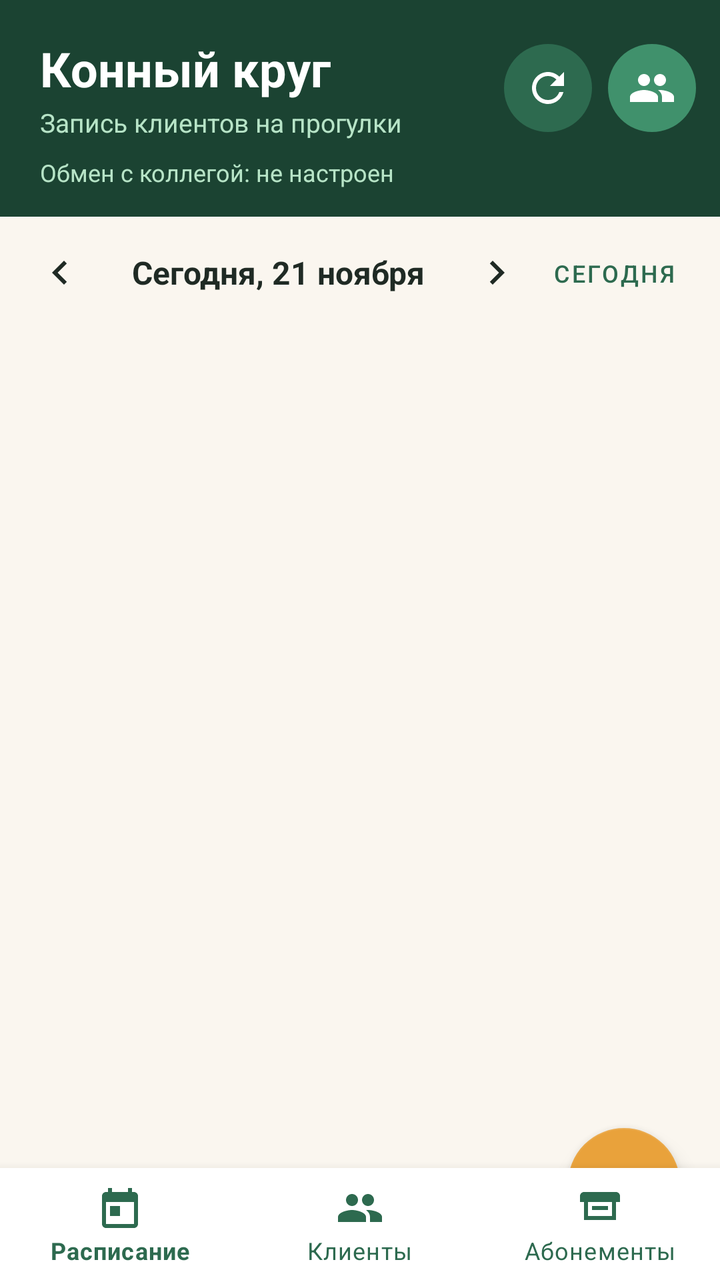
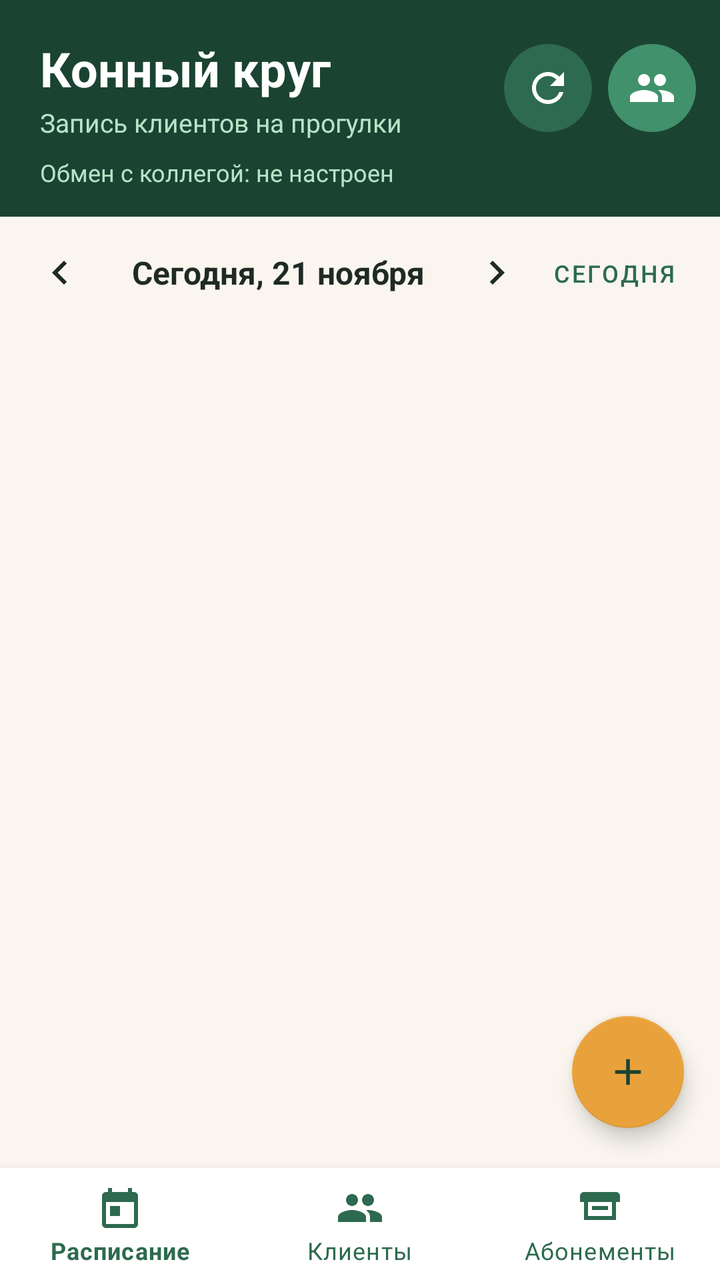

Compare the two renders of this Android layout. The source of the first and the diff that turns it into the second are given below.
<!-- AndroidManifest.xml: application theme Theme.KonnyKrug -->
<!-- res/layout/activity_main.xml -->
<?xml version="1.0" encoding="utf-8"?>
<androidx.coordinatorlayout.widget.CoordinatorLayout
    xmlns:android="http://schemas.android.com/apk/res/android"
    xmlns:app="http://schemas.android.com/apk/res-auto"
    android:layout_width="match_parent"
    android:layout_height="match_parent"
    android:background="@color/sand_50">

    <LinearLayout
        android:layout_width="match_parent"
        android:layout_height="match_parent"
        android:orientation="vertical">

        
        <LinearLayout
            android:layout_width="match_parent"
            android:layout_height="wrap_content"
            android:orientation="vertical"
            android:background="@color/green_900"
            android:paddingStart="20dp"
            android:paddingEnd="12dp"
            android:paddingTop="18dp"
            android:paddingBottom="14dp">

            <LinearLayout
                android:layout_width="match_parent"
                android:layout_height="wrap_content"
                android:orientation="horizontal"
                android:gravity="center_vertical">

                <LinearLayout
                    android:layout_width="0dp"
                    android:layout_height="wrap_content"
                    android:layout_weight="1"
                    android:orientation="vertical">

                    <TextView
                        android:id="@+id/title"
                        android:layout_width="wrap_content"
                        android:layout_height="wrap_content"
                        android:text="Конный круг"
                        android:textColor="@color/white"
                        android:textSize="24sp"
                        android:textStyle="bold" />

                    <TextView
                        android:id="@+id/subtitle"
                        android:layout_width="wrap_content"
                        android:layout_height="wrap_content"
                        android:layout_marginTop="2dp"
                        android:text="Запись клиентов на прогулки"
                        android:textColor="#B7E4C7"
                        android:textSize="13sp" />
                </LinearLayout>

                <ImageButton
                    android:id="@+id/btnSync"
                    android:layout_width="44dp"
                    android:layout_height="44dp"
                    android:background="@drawable/dot"
                    android:backgroundTint="#2D6A4F"
                    android:src="@drawable/ic_refresh"
                    android:contentDescription="Синхронизация" />

                <ImageButton
                    android:id="@+id/btnMe"
                    android:layout_width="44dp"
                    android:layout_height="44dp"
                    android:layout_marginStart="8dp"
                    android:background="@drawable/dot"
                    android:backgroundTint="#40916C"
                    android:src="@drawable/ic_clients"
                    android:contentDescription="Мой профиль" />
            </LinearLayout>

            <TextView
                android:id="@+id/syncState"
                android:layout_width="wrap_content"
                android:layout_height="wrap_content"
                android:layout_marginTop="8dp"
                android:text="Обмен с коллегой: не настроен"
                android:textColor="#B7E4C7"
                android:textSize="12sp" />
        </LinearLayout>

        
        <LinearLayout
            android:id="@+id/screenSchedule"
            android:layout_width="match_parent"
            android:layout_height="0dp"
            android:layout_weight="1"
            android:orientation="vertical">

            <LinearLayout
                android:layout_width="match_parent"
                android:layout_height="wrap_content"
                android:orientation="horizontal"
                android:gravity="center_vertical"
                android:paddingStart="12dp"
                android:paddingEnd="12dp"
                android:paddingTop="10dp"
                android:paddingBottom="6dp">

                <ImageButton
                    android:id="@+id/btnPrev"
                    android:layout_width="36dp"
                    android:layout_height="36dp"
                    android:background="?attr/selectableItemBackgroundBorderless"
                    android:src="@drawable/ic_left"
                    android:tint="@color/text_primary"
                    android:contentDescription="Назад" />

                <TextView
                    android:id="@+id/dateLabel"
                    android:layout_width="0dp"
                    android:layout_height="wrap_content"
                    android:layout_weight="1"
                    android:gravity="center"
                    android:text="Сегодня, 21 ноября"
                    android:textColor="@color/text_primary"
                    android:textSize="16sp"
                    android:textStyle="bold" />

                <ImageButton
                    android:id="@+id/btnNext"
                    android:layout_width="36dp"
                    android:layout_height="36dp"
                    android:background="?attr/selectableItemBackgroundBorderless"
                    android:src="@drawable/ic_right"
                    android:tint="@color/text_primary"
                    android:contentDescription="Вперёд" />

                <Button
                    android:id="@+id/btnToday"
                    style="@style/Widget.MaterialComponents.Button.TextButton"
                    android:layout_width="wrap_content"
                    android:layout_height="36dp"
                    android:minWidth="0dp"
                    android:paddingStart="10dp"
                    android:paddingEnd="10dp"
                    android:text="Сегодня"
                    android:textColor="@color/green_700"
                    android:textSize="12sp" />
            </LinearLayout>

            <HorizontalScrollView
                android:layout_width="match_parent"
                android:layout_height="wrap_content"
                android:scrollbars="none"
                android:paddingStart="12dp"
                android:paddingEnd="12dp"
                android:paddingBottom="6dp">

                <LinearLayout
                    android:id="@+id/weekStrip"
                    android:layout_width="wrap_content"
                    android:layout_height="wrap_content"
                    android:orientation="horizontal" />
            </HorizontalScrollView>

            <FrameLayout
                android:layout_width="match_parent"
                android:layout_height="0dp"
                android:layout_weight="1">

                <androidx.recyclerview.widget.RecyclerView
                    android:id="@+id/listLessons"
                    android:layout_width="match_parent"
                    android:layout_height="match_parent"
                    android:clipToPadding="false"
                    android:paddingStart="12dp"
                    android:paddingEnd="12dp"
                    android:paddingTop="4dp"
                    android:paddingBottom="88dp" />

                <TextView
                    android:id="@+id/emptyLessons"
                    android:layout_width="match_parent"
                    android:layout_height="wrap_content"
                    android:layout_gravity="center"
                    android:gravity="center"
                    android:padding="32dp"
                    android:text="На этот день записей нет.\nНажмите «+», чтобы записать клиента."
                    android:textColor="@color/text_secondary"
                    android:textSize="14sp"
                    android:visibility="gone" />
            </FrameLayout>
        </LinearLayout>

        
        <LinearLayout
            android:id="@+id/screenClients"
            android:layout_width="match_parent"
            android:layout_height="0dp"
            android:layout_weight="1"
            android:orientation="vertical"
            android:visibility="gone">

            <androidx.recyclerview.widget.RecyclerView
                android:id="@+id/listClients"
                android:layout_width="match_parent"
                android:layout_height="match_parent"
                android:clipToPadding="false"
                android:paddingStart="12dp"
                android:paddingEnd="12dp"
                android:paddingTop="12dp"
                android:paddingBottom="88dp" />
        </LinearLayout>

        
        <LinearLayout
            android:id="@+id/screenSubs"
            android:layout_width="match_parent"
            android:layout_height="0dp"
            android:layout_weight="1"
            android:orientation="vertical"
            android:visibility="gone">

            <androidx.recyclerview.widget.RecyclerView
                android:id="@+id/listSubs"
                android:layout_width="match_parent"
                android:layout_height="match_parent"
                android:clipToPadding="false"
                android:paddingStart="12dp"
                android:paddingEnd="12dp"
                android:paddingTop="12dp"
                android:paddingBottom="88dp" />
        </LinearLayout>
    </LinearLayout>

    <com.google.android.material.floatingactionbutton.FloatingActionButton
        android:id="@+id/fab"
        android:layout_width="wrap_content"
        android:layout_height="wrap_content"
        android:layout_gravity="bottom|end"
        android:layout_margin="20dp"
        android:contentDescription="Добавить"
        android:src="@drawable/ic_add"
        app:backgroundTint="@color/amber_600"
        app:tint="@color/green_900" />

    <com.google.android.material.bottomnavigation.BottomNavigationView
        android:id="@+id/bottomNav"
        android:layout_width="match_parent"
        android:layout_height="wrap_content"
        android:layout_gravity="bottom"
        android:background="@color/white"
        app:elevation="8dp"
        app:itemIconTint="@color/green_700"
        app:itemTextColor="@color/green_700"
        app:labelVisibilityMode="labeled"
        app:menu="@menu/bottom_nav" />
</androidx.coordinatorlayout.widget.CoordinatorLayout>
<!-- resources referenced by this layout -->
<resources>
  <color name="amber_600">#E9A23B</color>
  <color name="green_700">#2D6A4F</color>
  <color name="green_900">#1B4332</color>
  <color name="sand_50">#FAF6EF</color>
  <color name="text_primary">#1F2A24</color>
  <color name="text_secondary">#5C6B62</color>
  <color name="white">#FFFFFF</color>
  <!-- drawable dot (drawable) -->
  <shape xmlns:android="http://schemas.android.com/apk/res/android" android:shape="oval">
      <solid android:color="#40916C"/>
  </shape>
  <!-- drawable ic_add (drawable) -->
  <vector xmlns:android="http://schemas.android.com/apk/res/android" android:width="24dp" android:height="24dp" android:viewportWidth="24" android:viewportHeight="24" android:tint="#FFFFFF">
      <path android:fillColor="#FFFFFF" android:pathData="M19,13h-6v6h-2v-6H5v-2h6V5h2v6h6v2z"/>
  </vector>
  <!-- drawable ic_clients (drawable) -->
  <vector xmlns:android="http://schemas.android.com/apk/res/android" android:width="24dp" android:height="24dp" android:viewportWidth="24" android:viewportHeight="24">
      <path android:fillColor="#FFFFFF" android:pathData="M16,11c1.66,0 3,-1.34 3,-3s-1.34,-3 -3,-3 -3,1.34 -3,3 1.34,3 3,3zM8,11c1.66,0 3,-1.34 3,-3S9.66,5 8,5 5,6.34 5,8s1.34,3 3,3zM8,13c-2.33,0 -7,1.17 -7,3.5V19h14v-2.5C15,14.17 10.33,13 8,13zM16,13c-0.29,0 -0.62,0.02 -0.97,0.05 1.16,0.84 1.97,1.97 1.97,3.45V19h6v-2.5c0,-2.33 -4.67,-3.5 -7,-3.5z"/>
  </vector>
  <!-- drawable ic_left (drawable) -->
  <vector xmlns:android="http://schemas.android.com/apk/res/android" android:width="24dp" android:height="24dp" android:viewportWidth="24" android:viewportHeight="24">
      <path android:fillColor="#FFFFFF" android:pathData="M15.41,7.41L14,6l-6,6 6,6 1.41,-1.41L10.83,12z"/>
  </vector>
  <!-- drawable ic_refresh (drawable) -->
  <vector xmlns:android="http://schemas.android.com/apk/res/android" android:width="24dp" android:height="24dp" android:viewportWidth="24" android:viewportHeight="24">
      <path android:fillColor="#FFFFFF" android:pathData="M17.65,6.35C16.2,4.9 14.21,4 12,4c-4.42,0 -7.99,3.58 -8,8s3.58,8 8,8c3.73,0 6.84,-2.55 7.73,-6h-2.08c-0.82,2.33 -3.04,4 -5.65,4 -3.31,0 -6,-2.69 -6,-6s2.69,-6 6,-6c1.66,0 3.14,0.69 4.22,1.78L13,11h7V4l-2.35,2.35z"/>
  </vector>
  <!-- drawable ic_right (drawable) -->
  <vector xmlns:android="http://schemas.android.com/apk/res/android" android:width="24dp" android:height="24dp" android:viewportWidth="24" android:viewportHeight="24">
      <path android:fillColor="#FFFFFF" android:pathData="M8.59,16.59L10,18l6,-6 -6,-6 -1.41,1.41L13.17,12z"/>
  </vector>
  <style name="Theme.KonnyKrug" parent="Theme.MaterialComponents.Light.NoActionBar">
          <item name="colorPrimary">@color/green_700</item>
          <item name="colorPrimaryDark">@color/green_900</item>
          <item name="colorAccent">@color/amber_600</item>
          <item name="android:windowBackground">@color/sand_50</item>
          <item name="android:statusBarColor">@color/green_900</item>
          <item name="android:navigationBarColor">@color/sand_50</item>
          <item name="android:windowLightStatusBar">false</item>
          <item name="materialAlertDialogTheme">@style/ThemeOverlay.KonnyKrug.Dialog</item>
      </style>
  <style name="ThemeOverlay.KonnyKrug.Dialog" parent="ThemeOverlay.MaterialComponents.MaterialAlertDialog">
          <item name="colorSurface">@color/white</item>
      </style>
</resources>

<!-- the commit's change to res/layout/activity_main.xml (unified diff, before → after) -->
@@ -233,10 +233,12 @@
         android:layout_width="wrap_content"
         android:layout_height="wrap_content"
         android:layout_gravity="bottom|end"
-        android:layout_margin="20dp"
+        android:layout_marginEnd="18dp"
+        android:layout_marginBottom="76dp"
         android:contentDescription="Добавить"
         android:src="@drawable/ic_add"
         app:backgroundTint="@color/amber_600"
+        app:maxImageSize="22dp"
         app:tint="@color/green_900" />
 
     <com.google.android.material.bottomnavigation.BottomNavigationView
